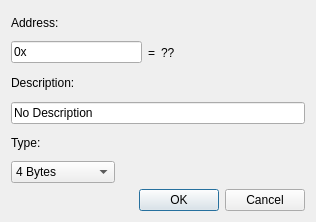
Before: the Qt Designer form GUI/addaddressmanuallydialog.ui in korcankaraokcu/PINCE, drawn with Qt 5.
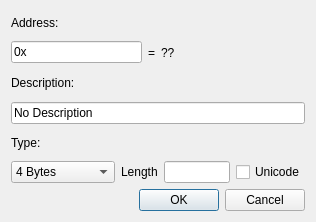
After: the same form once the commit is applied.

```diff
--- a/GUI/addaddressmanuallydialog.ui
+++ b/GUI/addaddressmanuallydialog.ui
@@ -139,6 +139,30 @@
          </item>
         </widget>
        </item>
+       <item>
+        <widget class="QLabel" name="label_length">
+         <property name="text">
+          <string>Length</string>
+         </property>
+        </widget>
+       </item>
+       <item>
+        <widget class="QLineEdit" name="lineEdit_length">
+         <property name="sizePolicy">
+          <sizepolicy hsizetype="Expanding" vsizetype="Fixed">
+           <horstretch>0</horstretch>
+           <verstretch>0</verstretch>
+          </sizepolicy>
+         </property>
+        </widget>
+       </item>
+       <item>
+        <widget class="QCheckBox" name="checkBox_Unicode">
+         <property name="text">
+          <string>Unicode</string>
+         </property>
+        </widget>
+       </item>
        <item>
         <spacer name="horizontalSpacer_2">
          <property name="orientation">
```
